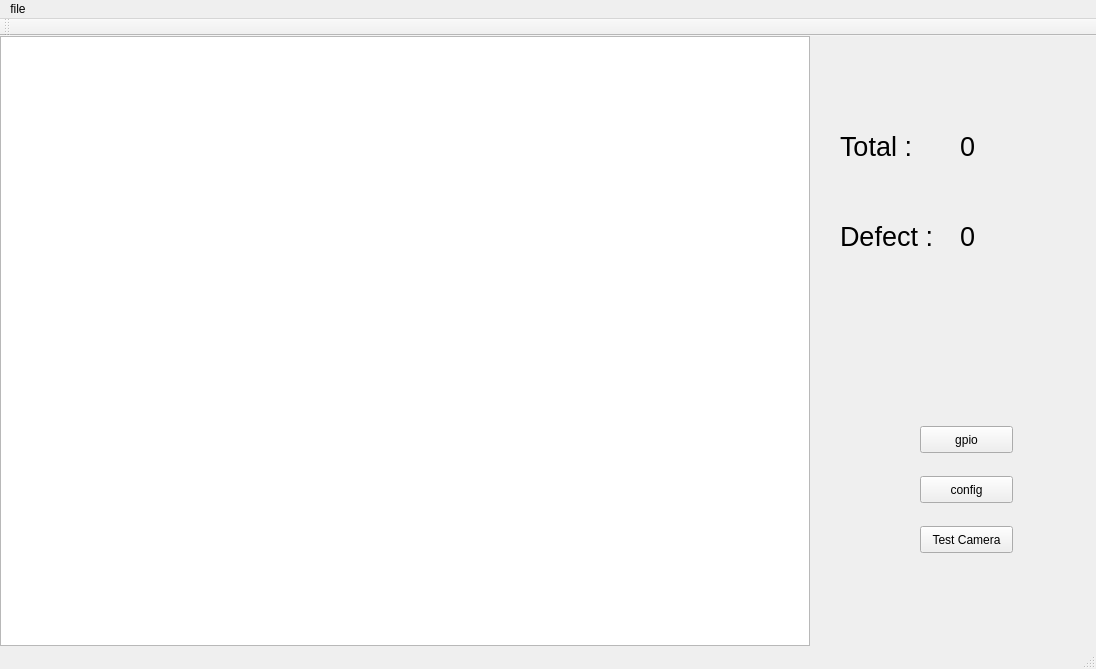
The window that mainwindow.ui (nasserGanjali/baslerCamera-findHole-openCV) describes before a commit, drawn with Qt 5.
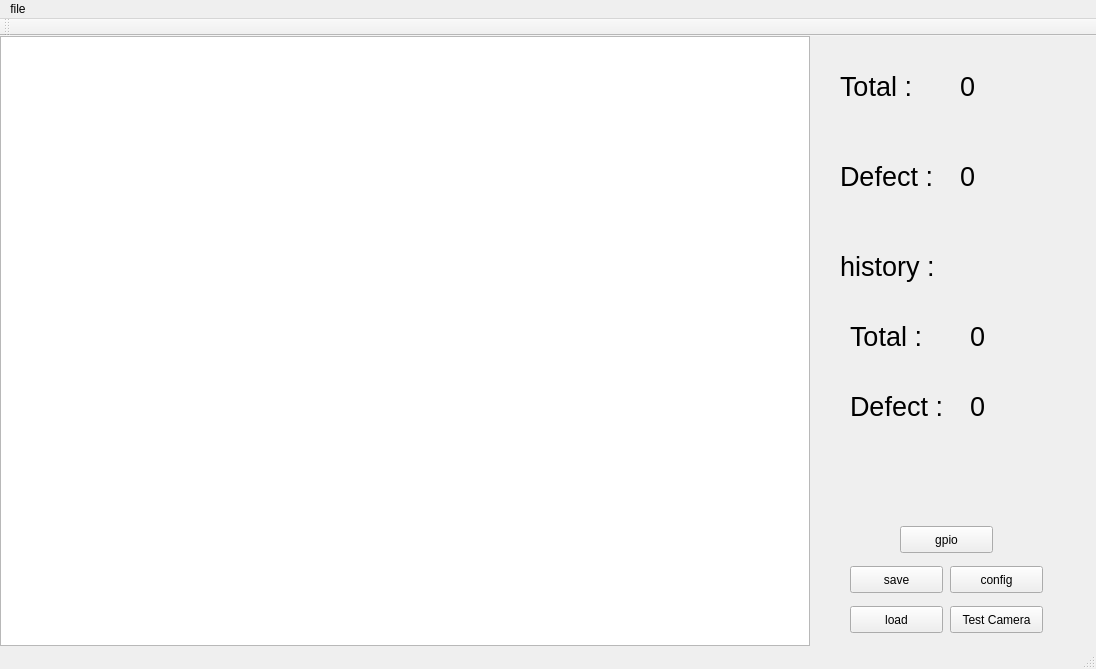
The same window after the commit.

Patch:
```diff
--- a/mainwindow.ui
+++ b/mainwindow.ui
@@ -28,7 +28,7 @@
     <property name="geometry">
      <rect>
       <x>840</x>
-      <y>90</y>
+      <y>30</y>
       <width>81</width>
       <height>41</height>
      </rect>
@@ -46,7 +46,7 @@
     <property name="geometry">
      <rect>
       <x>840</x>
-      <y>180</y>
+      <y>120</y>
       <width>111</width>
       <height>41</height>
      </rect>
@@ -63,8 +63,8 @@
    <widget class="QPushButton" name="pushButton">
     <property name="geometry">
      <rect>
-      <x>920</x>
-      <y>440</y>
+      <x>950</x>
+      <y>530</y>
       <width>93</width>
       <height>27</height>
      </rect>
@@ -76,8 +76,8 @@
    <widget class="QPushButton" name="btnTestGPIO">
     <property name="geometry">
      <rect>
-      <x>920</x>
-      <y>390</y>
+      <x>900</x>
+      <y>490</y>
       <width>93</width>
       <height>27</height>
      </rect>
@@ -90,7 +90,7 @@
     <property name="geometry">
      <rect>
       <x>960</x>
-      <y>90</y>
+      <y>30</y>
       <width>81</width>
       <height>41</height>
      </rect>
@@ -108,7 +108,7 @@
     <property name="geometry">
      <rect>
       <x>960</x>
-      <y>180</y>
+      <y>120</y>
       <width>111</width>
       <height>41</height>
      </rect>
@@ -125,8 +125,8 @@
    <widget class="QPushButton" name="btnTestCamera">
     <property name="geometry">
      <rect>
-      <x>920</x>
-      <y>490</y>
+      <x>950</x>
+      <y>570</y>
       <width>93</width>
       <height>27</height>
      </rect>
@@ -135,6 +135,122 @@
      <string>Test Camera</string>
     </property>
    </widget>
+   <widget class="QPushButton" name="btnTestGPIO_2">
+    <property name="geometry">
+     <rect>
+      <x>850</x>
+      <y>530</y>
+      <width>93</width>
+      <height>27</height>
+     </rect>
+    </property>
+    <property name="text">
+     <string>save</string>
+    </property>
+   </widget>
+   <widget class="QPushButton" name="btnTestGPIO_3">
+    <property name="geometry">
+     <rect>
+      <x>850</x>
+      <y>570</y>
+      <width>93</width>
+      <height>27</height>
+     </rect>
+    </property>
+    <property name="text">
+     <string>load</string>
+    </property>
+   </widget>
+   <widget class="QLabel" name="lblHistory">
+    <property name="geometry">
+     <rect>
+      <x>840</x>
+      <y>210</y>
+      <width>111</width>
+      <height>41</height>
+     </rect>
+    </property>
+    <property name="font">
+     <font>
+      <pointsize>20</pointsize>
+     </font>
+    </property>
+    <property name="text">
+     <string>history :</string>
+    </property>
+   </widget>
+   <widget class="QLabel" name="label_3">
+    <property name="geometry">
+     <rect>
+      <x>850</x>
+      <y>350</y>
+      <width>111</width>
+      <height>41</height>
+     </rect>
+    </property>
+    <property name="font">
+     <font>
+      <pointsize>20</pointsize>
+     </font>
+    </property>
+    <property name="text">
+     <string>Defect :</string>
+    </property>
+   </widget>
+   <widget class="QLabel" name="label_4">
+    <property name="geometry">
+     <rect>
+      <x>850</x>
+      <y>280</y>
+      <width>81</width>
+      <height>41</height>
+     </rect>
+    </property>
+    <property name="font">
+     <font>
+      <pointsize>20</pointsize>
+     </font>
+    </property>
+    <property name="text">
+     <string>Total :</string>
+    </property>
+   </widget>
+   <widget class="QLabel" name="lblHistoryTotal">
+    <property name="geometry">
+     <rect>
+      <x>970</x>
+      <y>280</y>
+      <width>81</width>
+      <height>41</height>
+     </rect>
+    </property>
+    <property name="font">
+     <font>
+      <pointsize>20</pointsize>
+     </font>
+    </property>
+    <property name="text">
+     <string>0</string>
+    </property>
+   </widget>
+   <widget class="QLabel" name="lblHistoryDefect">
+    <property name="geometry">
+     <rect>
+      <x>970</x>
+      <y>350</y>
+      <width>111</width>
+      <height>41</height>
+     </rect>
+    </property>
+    <property name="font">
+     <font>
+      <pointsize>20</pointsize>
+     </font>
+    </property>
+    <property name="text">
+     <string>0</string>
+    </property>
+   </widget>
   </widget>
   <widget class="QMenuBar" name="menuBar">
    <property name="geometry">
```
